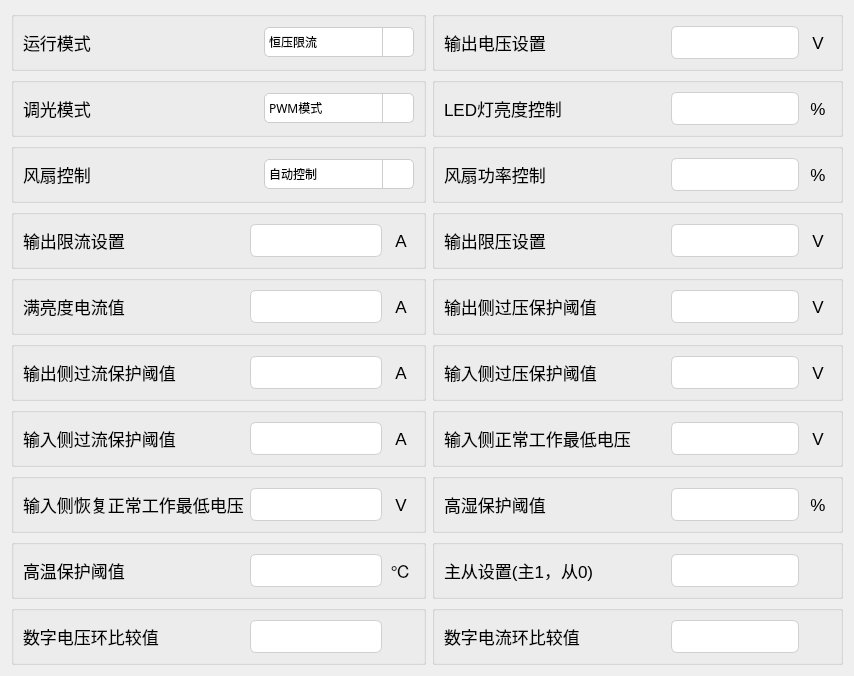
Curtain-Wang/ModbusApp, file tformconfig1.ui: the form before one commit.
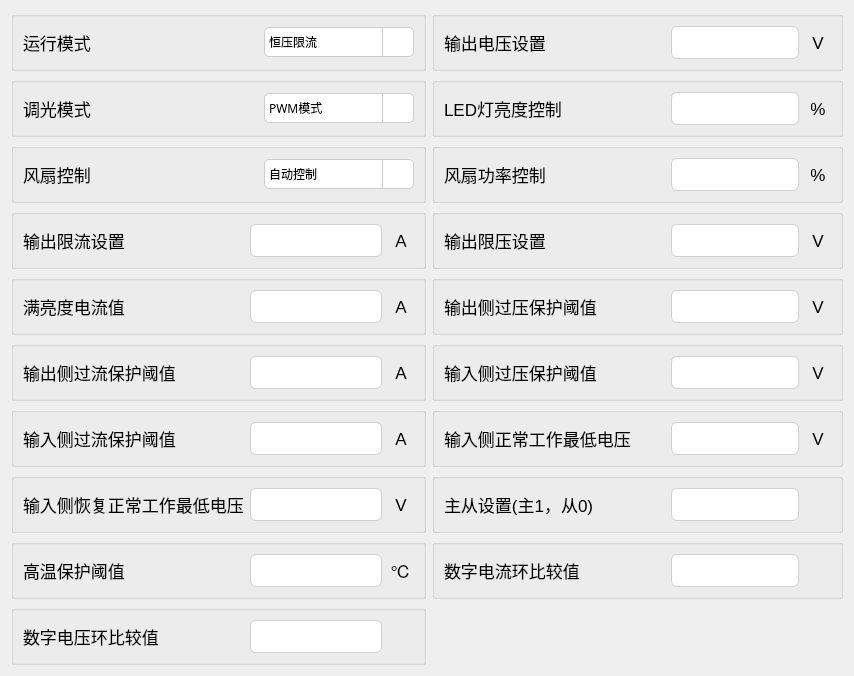
The form after the commit. Icons and pictures are not drawn. Custom widgets are drawn as their Qt base class.

Commit message: 1.删除湿度保护设置 2.超时次数在收到消息后重置

The edit to the form file:
```diff
--- a/tformconfig1.ui
+++ b/tformconfig1.ui
@@ -1247,101 +1247,6 @@
      </layout>
     </widget>
    </item>
-   <item row="9" column="1">
-    <widget class="QGroupBox" name="groupBox_27">
-     <property name="title">
-      <string/>
-     </property>
-     <layout class="QHBoxLayout" name="horizontalLayout_36" stretch="7,5,1">
-      <item>
-       <widget class="QLabel" name="label_68">
-        <property name="minimumSize">
-         <size>
-          <width>221</width>
-          <height>31</height>
-         </size>
-        </property>
-        <property name="font">
-         <font>
-          <pointsize>13</pointsize>
-         </font>
-        </property>
-        <property name="text">
-         <string>高湿保护阈值</string>
-        </property>
-        <property name="alignment">
-         <set>Qt::AlignLeading|Qt::AlignLeft|Qt::AlignVCenter</set>
-        </property>
-       </widget>
-      </item>
-      <item>
-       <widget class="MyLineEdit" name="h16">
-        <property name="minimumSize">
-         <size>
-          <width>0</width>
-          <height>31</height>
-         </size>
-        </property>
-        <property name="styleSheet">
-         <string notr="true">QLineEdit {
-    /* 苹果风格的数据展示LineEdit */
-    border: 1px solid #D0D0D0;                  /* 浅灰色边框，模仿macOS的细边框 */
-    border-radius: 6px;                         /* 圆角，符合macOS设计 */
-    padding: 8px 12px;                         /* 内边距，提供舒适的阅读空间 */
-    background-color: #FFFFFF;                 /* 白色背景 */
-    color: #333333;                            /* 深灰色文字，提高可读性 */
-    font-family: &quot;SF Pro Text&quot;, &quot;Helvetica Neue&quot;, &quot;Lucida Grande&quot;, sans-serif; /* macOS系统字体栈 */
-    font-size: 14px;                           /* 默认字体大小 */
-    selection-background-color: #007AFF;       /* 选中文本高亮色 (macOS蓝色) */
-    selection-color: #FFFFFF;                  /* 选中文本颜色 (白色) */
-
-    /* 只读状态下的特殊样式 */
-    /* 注意：Qt中通常使用 setReadOnly(true) 来实现只读，但QSS可以定义其外观 */
-}
-
-/* 当LineEdit获得焦点时 (对于数据展示框，如果不需要焦点效果，可以省略或弱化) */
-QLineEdit:focus {
-    border: 1px solid #007AFF;                 /* 获得焦点时边框变为蓝色 */
-    /* 如果作为纯展示框，也可以移除焦点边框变化 */
-    /* border: 1px solid #D0D0D0; */
-}
-
-/* 禁用状态下的样式 (如果用于展示不可变数据) */
-QLineEdit:disabled {
-    background-color: #F5F5F7;                 /* macOS禁用元素背景色 */
-    color: #A0A0A0;                            /* 禁用文字颜色 */
-    border: 1px solid #E0E0E0;                 /* 禁用边框颜色 */
-}</string>
-        </property>
-        <property name="readOnly">
-         <bool>true</bool>
-        </property>
-       </widget>
-      </item>
-      <item>
-       <widget class="QLabel" name="label_69">
-        <property name="minimumSize">
-         <size>
-          <width>0</width>
-          <height>31</height>
-         </size>
-        </property>
-        <property name="font">
-         <font>
-          <pointsize>13</pointsize>
-         </font>
-        </property>
-        <property name="text">
-         <string>%</string>
-        </property>
-        <property name="alignment">
-         <set>Qt::AlignCenter</set>
-        </property>
-       </widget>
-      </item>
-     </layout>
-    </widget>
-   </item>
    <item row="6" column="1">
     <widget class="QGroupBox" name="groupBox_23">
      <property name="title">
@@ -1627,101 +1532,6 @@
      </layout>
     </widget>
    </item>
-   <item row="10" column="1">
-    <widget class="QGroupBox" name="groupBox_28">
-     <property name="title">
-      <string/>
-     </property>
-     <layout class="QHBoxLayout" name="horizontalLayout_37" stretch="7,5,1">
-      <item>
-       <widget class="QLabel" name="label_70">
-        <property name="minimumSize">
-         <size>
-          <width>221</width>
-          <height>31</height>
-         </size>
-        </property>
-        <property name="font">
-         <font>
-          <pointsize>13</pointsize>
-         </font>
-        </property>
-        <property name="text">
-         <string>主从设置(主1，从0)</string>
-        </property>
-        <property name="alignment">
-         <set>Qt::AlignLeading|Qt::AlignLeft|Qt::AlignVCenter</set>
-        </property>
-       </widget>
-      </item>
-      <item>
-       <widget class="MyLineEdit" name="h18">
-        <property name="minimumSize">
-         <size>
-          <width>0</width>
-          <height>31</height>
-         </size>
-        </property>
-        <property name="styleSheet">
-         <string notr="true">QLineEdit {
-    /* 苹果风格的数据展示LineEdit */
-    border: 1px solid #D0D0D0;                  /* 浅灰色边框，模仿macOS的细边框 */
-    border-radius: 6px;                         /* 圆角，符合macOS设计 */
-    padding: 8px 12px;                         /* 内边距，提供舒适的阅读空间 */
-    background-color: #FFFFFF;                 /* 白色背景 */
-    color: #333333;                            /* 深灰色文字，提高可读性 */
-    font-family: &quot;SF Pro Text&quot;, &quot;Helvetica Neue&quot;, &quot;Lucida Grande&quot;, sans-serif; /* macOS系统字体栈 */
-    font-size: 14px;                           /* 默认字体大小 */
-    selection-background-color: #007AFF;       /* 选中文本高亮色 (macOS蓝色) */
-    selection-color: #FFFFFF;                  /* 选中文本颜色 (白色) */
-
-    /* 只读状态下的特殊样式 */
-    /* 注意：Qt中通常使用 setReadOnly(true) 来实现只读，但QSS可以定义其外观 */
-}
-
-/* 当LineEdit获得焦点时 (对于数据展示框，如果不需要焦点效果，可以省略或弱化) */
-QLineEdit:focus {
-    border: 1px solid #007AFF;                 /* 获得焦点时边框变为蓝色 */
-    /* 如果作为纯展示框，也可以移除焦点边框变化 */
-    /* border: 1px solid #D0D0D0; */
-}
-
-/* 禁用状态下的样式 (如果用于展示不可变数据) */
-QLineEdit:disabled {
-    background-color: #F5F5F7;                 /* macOS禁用元素背景色 */
-    color: #A0A0A0;                            /* 禁用文字颜色 */
-    border: 1px solid #E0E0E0;                 /* 禁用边框颜色 */
-}</string>
-        </property>
-        <property name="readOnly">
-         <bool>true</bool>
-        </property>
-       </widget>
-      </item>
-      <item>
-       <widget class="QLabel" name="label_71">
-        <property name="minimumSize">
-         <size>
-          <width>0</width>
-          <height>31</height>
-         </size>
-        </property>
-        <property name="font">
-         <font>
-          <pointsize>13</pointsize>
-         </font>
-        </property>
-        <property name="text">
-         <string/>
-        </property>
-        <property name="alignment">
-         <set>Qt::AlignCenter</set>
-        </property>
-       </widget>
-      </item>
-     </layout>
-    </widget>
-   </item>
    <item row="11" column="0">
     <widget class="QGroupBox" name="groupBox_29">
      <property name="title">
@@ -1817,7 +1627,102 @@
      </layout>
     </widget>
    </item>
-   <item row="11" column="1">
+   <item row="9" column="1">
+    <widget class="QGroupBox" name="groupBox_28">
+     <property name="title">
+      <string/>
+     </property>
+     <layout class="QHBoxLayout" name="horizontalLayout_37" stretch="7,5,1">
+      <item>
+       <widget class="QLabel" name="label_70">
+        <property name="minimumSize">
+         <size>
+          <width>221</width>
+          <height>31</height>
+         </size>
+        </property>
+        <property name="font">
+         <font>
+          <pointsize>13</pointsize>
+         </font>
+        </property>
+        <property name="text">
+         <string>主从设置(主1，从0)</string>
+        </property>
+        <property name="alignment">
+         <set>Qt::AlignLeading|Qt::AlignLeft|Qt::AlignVCenter</set>
+        </property>
+       </widget>
+      </item>
+      <item>
+       <widget class="MyLineEdit" name="h18">
+        <property name="minimumSize">
+         <size>
+          <width>0</width>
+          <height>31</height>
+         </size>
+        </property>
+        <property name="styleSheet">
+         <string notr="true">QLineEdit {
+    /* 苹果风格的数据展示LineEdit */
+    border: 1px solid #D0D0D0;                  /* 浅灰色边框，模仿macOS的细边框 */
+    border-radius: 6px;                         /* 圆角，符合macOS设计 */
+    padding: 8px 12px;                         /* 内边距，提供舒适的阅读空间 */
+    background-color: #FFFFFF;                 /* 白色背景 */
+    color: #333333;                            /* 深灰色文字，提高可读性 */
+    font-family: &quot;SF Pro Text&quot;, &quot;Helvetica Neue&quot;, &quot;Lucida Grande&quot;, sans-serif; /* macOS系统字体栈 */
+    font-size: 14px;                           /* 默认字体大小 */
+    selection-background-color: #007AFF;       /* 选中文本高亮色 (macOS蓝色) */
+    selection-color: #FFFFFF;                  /* 选中文本颜色 (白色) */
+
+    /* 只读状态下的特殊样式 */
+    /* 注意：Qt中通常使用 setReadOnly(true) 来实现只读，但QSS可以定义其外观 */
+}
+
+/* 当LineEdit获得焦点时 (对于数据展示框，如果不需要焦点效果，可以省略或弱化) */
+QLineEdit:focus {
+    border: 1px solid #007AFF;                 /* 获得焦点时边框变为蓝色 */
+    /* 如果作为纯展示框，也可以移除焦点边框变化 */
+    /* border: 1px solid #D0D0D0; */
+}
+
+/* 禁用状态下的样式 (如果用于展示不可变数据) */
+QLineEdit:disabled {
+    background-color: #F5F5F7;                 /* macOS禁用元素背景色 */
+    color: #A0A0A0;                            /* 禁用文字颜色 */
+    border: 1px solid #E0E0E0;                 /* 禁用边框颜色 */
+}</string>
+        </property>
+        <property name="readOnly">
+         <bool>true</bool>
+        </property>
+       </widget>
+      </item>
+      <item>
+       <widget class="QLabel" name="label_71">
+        <property name="minimumSize">
+         <size>
+          <width>0</width>
+          <height>31</height>
+         </size>
+        </property>
+        <property name="font">
+         <font>
+          <pointsize>13</pointsize>
+         </font>
+        </property>
+        <property name="text">
+         <string/>
+        </property>
+        <property name="alignment">
+         <set>Qt::AlignCenter</set>
+        </property>
+       </widget>
+      </item>
+     </layout>
+    </widget>
+   </item>
+   <item row="10" column="1">
     <widget class="QGroupBox" name="groupBox_30">
      <property name="title">
       <string/>
```
Left out of the diff: 10 changed lines with no effect on the pictures. The commit also changes 2 other files.
